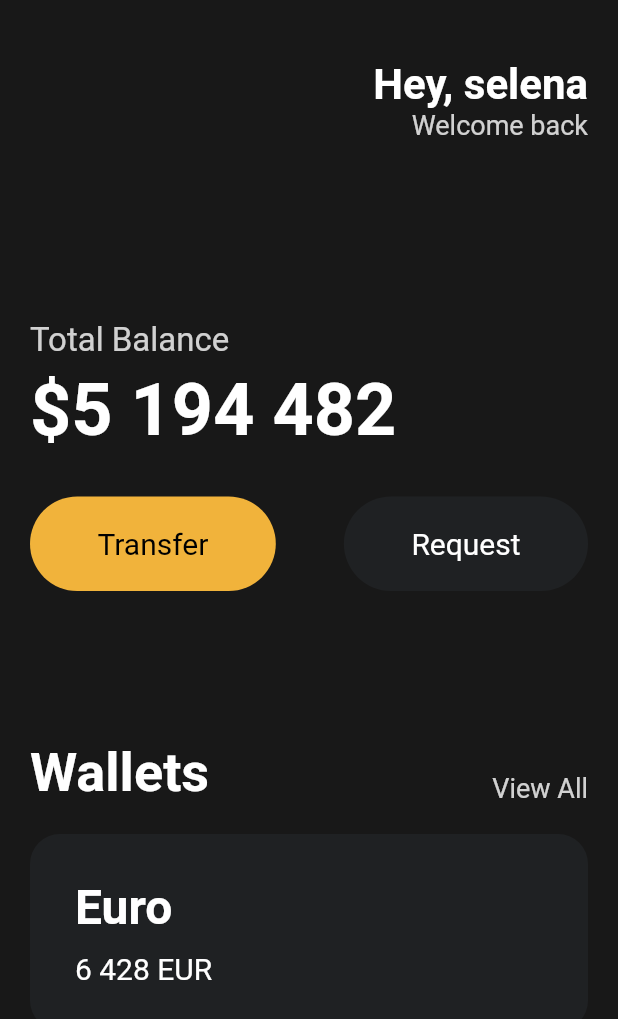
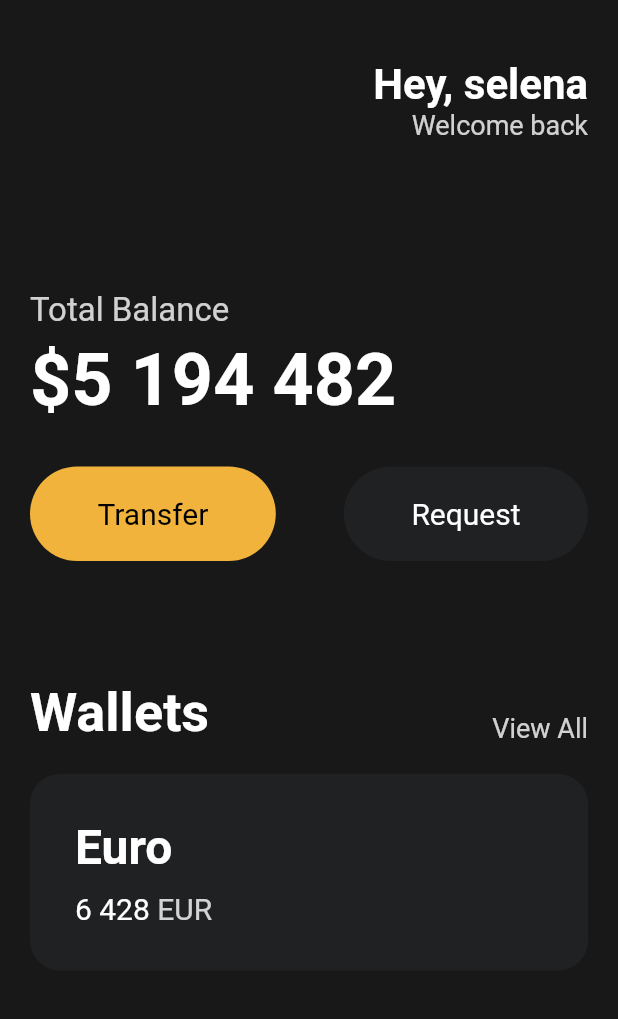
Before and after one commit to yanJuicy/card-ui, a Flutter app: the screen it shows after launch, on a phone screen of 412 x 824 dp. Shown: the top 1019 px of the screen. Run offline on Flutter 3.47's test engine with Material 2 defaults, Android fonts, the phone set to English and light mode, and no system bars.

Commit message:
height 조정

```diff
--- a/lib/main.dart
+++ b/lib/main.dart
@@ -49,7 +49,7 @@ class App extends StatelessWidget {
                 ],
               ),
               const SizedBox(
-                height: 120,
+                height: 100,
               ),
               Text(
                 "Total Balance",
@@ -88,7 +88,7 @@ class App extends StatelessWidget {
                 ],
               ),
               const SizedBox(
-                height: 100,
+                height: 80,
               ),
               Row(
                 mainAxisAlignment: MainAxisAlignment.spaceBetween,
@@ -119,14 +119,14 @@ class App extends StatelessWidget {
                   color: const Color(0xFF1F2123),
                   borderRadius: BorderRadius.circular(20),
                 ),
-                child: const Padding(
-                  padding: EdgeInsets.all(30),
+                child: Padding(
+                  padding: const EdgeInsets.all(30),
                   child: Row(
                     children: [
                       Column(
                         crossAxisAlignment: CrossAxisAlignment.start,
                         children: [
-                          Text(
+                          const Text(
                             "Euro",
                             style: TextStyle(
                               color: Colors.white,
@@ -134,25 +134,25 @@ class App extends StatelessWidget {
                               fontWeight: FontWeight.w600,
                             ),
                           ),
-                          SizedBox(
+                          const SizedBox(
                             height: 10,
                           ),
                           Row(
                             children: [
-                              Text(
+                              const Text(
                                 "6 428",
                                 style: TextStyle(
                                   color: Colors.white,
                                   fontSize: 20,
                                 ),
                               ),
-                              SizedBox(
+                              const SizedBox(
                                 width: 5,
                               ),
                               Text(
                                 "EUR",
                                 style: TextStyle(
-                                  color: Colors.white,
+                                  color: Colors.white.withOpacity(0.8),
                                   fontSize: 20,
                                 ),
                               ),
```
